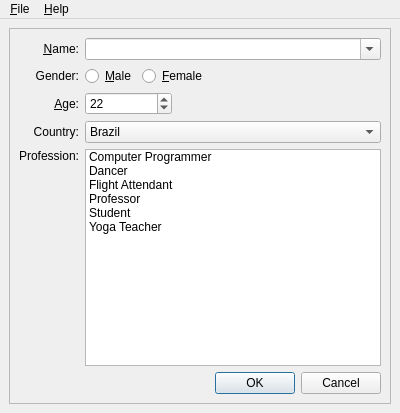
This is style_dw.ui in copperspice/kitchensink as Qt 5 draws it before an edit. The edited form follows.
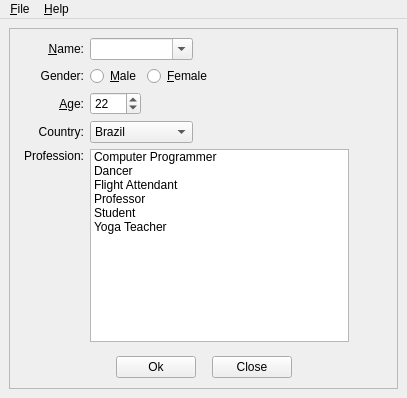
This is the edited form.

Commit message: Modified resource files, changed style sheets and translations

What changed in the file:
```diff
--- a/style_dw.ui
+++ b/style_dw.ui
@@ -6,8 +6,8 @@
    <rect>
     <x>0</x>
     <y>0</y>
-    <width>400</width>
-    <height>413</height>
+    <width>407</width>
+    <height>398</height>
    </rect>
   </property>
   <property name="windowTitle">
@@ -29,13 +29,26 @@
       <property name="frameShadow">
        <enum>QFrame::Raised</enum>
       </property>
-      <layout class="QGridLayout">
-       <property name="margin">
-        <number>9</number>
+      <layout class="QGridLayout" name="gridLayout">
+       <property name="leftMargin">
+        <number>14</number>
        </property>
-       <property name="spacing">
-        <number>6</number>
+       <property name="rightMargin">
+        <number>14</number>
        </property>
+       <property name="bottomMargin">
+        <number>10</number>
+       </property>
+       <item row="1" column="2" colspan="2">
+        <widget class="QRadioButton" name="femaleRadioButton">
+         <property name="toolTip">
+          <string>Check this if you are female</string>
+         </property>
+         <property name="text">
+          <string>&amp;Female</string>
+         </property>
+        </widget>
+       </item>
        <item row="4" column="1" colspan="4">
         <widget class="QListWidget" name="professionList">
          <property name="toolTip">
@@ -82,79 +95,7 @@
          </item>
         </widget>
        </item>
-       <item row="0" column="0">
-        <widget class="QLabel" name="nameLabel">
-         <property name="text">
-          <string>&amp;Name:</string>
-         </property>
-         <property name="alignment">
-          <set>Qt::AlignRight|Qt::AlignTrailing|Qt::AlignVCenter</set>
-         </property>
-         <property name="buddy">
-          <cstring>nameCB</cstring>
-         </property>
-        </widget>
-       </item>
-       <item row="4" column="0">
-        <widget class="QLabel" name="label">
-         <property name="text">
-          <string>Profession:</string>
-         </property>
-         <property name="alignment">
-          <set>Qt::AlignRight|Qt::AlignTop|Qt::AlignTrailing</set>
-         </property>
-         <property name="buddy">
-          <cstring>professionList</cstring>
-         </property>
-        </widget>
-       </item>
-       <item row="1" column="2" colspan="2">
-        <widget class="QRadioButton" name="femaleRadioButton">
-         <property name="toolTip">
-          <string>Check this if you are female</string>
-         </property>
-         <property name="text">
-          <string>&amp;Female</string>
-         </property>
-        </widget>
-       </item>
-       <item row="1" column="0">
-        <widget class="QLabel" name="genderLabel">
-         <property name="text">
-          <string>Gender:</string>
-         </property>
-         <property name="alignment">
-          <set>Qt::AlignRight|Qt::AlignTrailing|Qt::AlignVCenter</set>
-         </property>
-        </widget>
-       </item>
-       <item row="5" column="3" colspan="2">
-        <widget class="QDialogButtonBox" name="buttonBox">
-         <property name="orientation">
-          <enum>Qt::Horizontal</enum>
-         </property>
-         <property name="standardButtons">
-          <set>QDialogButtonBox::Cancel|QDialogButtonBox::Ok</set>
-         </property>
-        </widget>
-       </item>
-       <item row="2" column="1" colspan="2">
-        <widget class="QSpinBox" name="ageSpinBox">
-         <property name="toolTip">
-          <string>Specify your age</string>
-         </property>
-         <property name="statusTip">
-          <string>Specify your age</string>
-         </property>
-         <property name="minimum">
-          <number>12</number>
-         </property>
-         <property name="value">
-          <number>22</number>
-         </property>
-        </widget>
-       </item>
-       <item row="3" column="1" colspan="4">
+       <item row="3" column="1" colspan="2">
         <widget class="QComboBox" name="countryCombo">
          <property name="toolTip">
           <string>Specify country of origin</string>
@@ -202,20 +143,36 @@
          </item>
         </widget>
        </item>
-       <item row="1" column="1">
-        <widget class="QRadioButton" name="maleRadioButton">
-         <property name="toolTip">
-          <string>Check this if you are male</string>
+       <item row="1" column="4">
+        <spacer name="horizontalSpacer_4">
+         <property name="orientation">
+          <enum>Qt::Horizontal</enum>
          </property>
+         <property name="sizeHint" stdset="0">
+          <size>
+           <width>100</width>
+           <height>20</height>
+          </size>
+         </property>
+        </spacer>
+       </item>
+       <item row="4" column="0">
+        <widget class="QLabel" name="label">
          <property name="text">
-          <string>&amp;Male</string>
+          <string>Profession:</string>
+         </property>
+         <property name="alignment">
+          <set>Qt::AlignRight|Qt::AlignTop|Qt::AlignTrailing</set>
+         </property>
+         <property name="buddy">
+          <cstring>professionList</cstring>
          </property>
         </widget>
        </item>
-       <item row="2" column="0">
-        <widget class="QLabel" name="ageLabel">
+       <item row="3" column="0">
+        <widget class="QLabel" name="countryLabel">
          <property name="text">
-          <string>&amp;Age:</string>
+          <string>Country:</string>
          </property>
          <property name="alignment">
           <set>Qt::AlignRight|Qt::AlignTrailing|Qt::AlignVCenter</set>
@@ -225,7 +182,23 @@
          </property>
         </widget>
        </item>
-       <item row="0" column="1" colspan="4">
+       <item row="5" column="1">
+        <spacer name="verticalSpacer">
+         <property name="orientation">
+          <enum>Qt::Vertical</enum>
+         </property>
+         <property name="sizeType">
+          <enum>QSizePolicy::Fixed</enum>
+         </property>
+         <property name="sizeHint" stdset="0">
+          <size>
+           <width>15</width>
+           <height>8</height>
+          </size>
+         </property>
+        </spacer>
+       </item>
+       <item row="0" column="1" colspan="2">
         <widget class="QComboBox" name="nameCB">
          <property name="toolTip">
           <string>Specify your name</string>
@@ -235,8 +208,47 @@
          </property>
         </widget>
        </item>
+       <item row="2" column="1">
+        <widget class="QSpinBox" name="ageSpinBox">
+         <property name="toolTip">
+          <string>Specify your age</string>
+         </property>
+         <property name="statusTip">
+          <string>Specify your age</string>
+         </property>
+         <property name="minimum">
+          <number>12</number>
+         </property>
+         <property name="value">
+          <number>22</number>
+         </property>
+        </widget>
+       </item>
+       <item row="2" column="0">
+        <widget class="QLabel" name="ageLabel">
+         <property name="text">
+          <string>&amp;Age:</string>
+         </property>
+         <property name="alignment">
+          <set>Qt::AlignRight|Qt::AlignTrailing|Qt::AlignVCenter</set>
+         </property>
+         <property name="buddy">
+          <cstring>ageSpinBox</cstring>
+         </property>
+        </widget>
+       </item>
+       <item row="1" column="0">
+        <widget class="QLabel" name="genderLabel">
+         <property name="text">
+          <string>Gender:</string>
+         </property>
+         <property name="alignment">
+          <set>Qt::AlignRight|Qt::AlignTrailing|Qt::AlignVCenter</set>
+         </property>
+        </widget>
+       </item>
        <item row="2" column="3" colspan="2">
-        <spacer>
+        <spacer name="horizontalSpacer_5">
          <property name="orientation">
           <enum>Qt::Horizontal</enum>
          </property>
@@ -248,8 +260,31 @@
          </property>
         </spacer>
        </item>
-       <item row="1" column="4">
-        <spacer>
+       <item row="0" column="0">
+        <widget class="QLabel" name="nameLabel">
+         <property name="text">
+          <string>&amp;Name:</string>
+         </property>
+         <property name="alignment">
+          <set>Qt::AlignRight|Qt::AlignTrailing|Qt::AlignVCenter</set>
+         </property>
+         <property name="buddy">
+          <cstring>nameCB</cstring>
+         </property>
+        </widget>
+       </item>
+       <item row="1" column="1">
+        <widget class="QRadioButton" name="maleRadioButton">
+         <property name="toolTip">
+          <string>Check this if you are male</string>
+         </property>
+         <property name="text">
+          <string>&amp;Male</string>
+         </property>
+        </widget>
+       </item>
+       <item row="4" column="5">
+        <spacer name="horizontalSpacer">
          <property name="orientation">
           <enum>Qt::Horizontal</enum>
          </property>
@@ -261,18 +296,65 @@
          </property>
         </spacer>
        </item>
-       <item row="3" column="0">
-        <widget class="QLabel" name="countryLabel">
-         <property name="text">
-          <string>Country:</string>
-         </property>
-         <property name="alignment">
-          <set>Qt::AlignRight|Qt::AlignTrailing|Qt::AlignVCenter</set>
-         </property>
-         <property name="buddy">
-          <cstring>countryCombo</cstring>
-         </property>
-        </widget>
+       <item row="6" column="0" colspan="6">
+        <layout class="QHBoxLayout" name="horizontalLayout">
+         <item>
+          <spacer name="horizontalSpacer_1">
+           <property name="orientation">
+            <enum>Qt::Horizontal</enum>
+           </property>
+           <property name="sizeHint" stdset="0">
+            <size>
+             <width>40</width>
+             <height>20</height>
+            </size>
+           </property>
+          </spacer>
+         </item>
+         <item>
+          <widget class="QPushButton" name="okPB">
+           <property name="text">
+            <string>Ok</string>
+           </property>
+          </widget>
+         </item>
+         <item>
+          <spacer name="horizontalSpacer_3">
+           <property name="orientation">
+            <enum>Qt::Horizontal</enum>
+           </property>
+           <property name="sizeType">
+            <enum>QSizePolicy::Fixed</enum>
+           </property>
+           <property name="sizeHint" stdset="0">
+            <size>
+             <width>10</width>
+             <height>20</height>
+            </size>
+           </property>
+          </spacer>
+         </item>
+         <item>
+          <widget class="QPushButton" name="closePB">
+           <property name="text">
+            <string>Close</string>
+           </property>
+          </widget>
+         </item>
+         <item>
+          <spacer name="horizontalSpacer_2">
+           <property name="orientation">
+            <enum>Qt::Horizontal</enum>
+           </property>
+           <property name="sizeHint" stdset="0">
+            <size>
+             <width>40</width>
+             <height>20</height>
+            </size>
+           </property>
+          </spacer>
+         </item>
+        </layout>
        </item>
       </layout>
      </widget>
@@ -284,7 +366,7 @@
     <rect>
      <x>0</x>
      <y>0</y>
-     <width>400</width>
+     <width>407</width>
      <height>24</height>
     </rect>
    </property>
```
Left out of the diff: 12 changed lines with no effect on the pictures. The commit also changes 43 other files.
